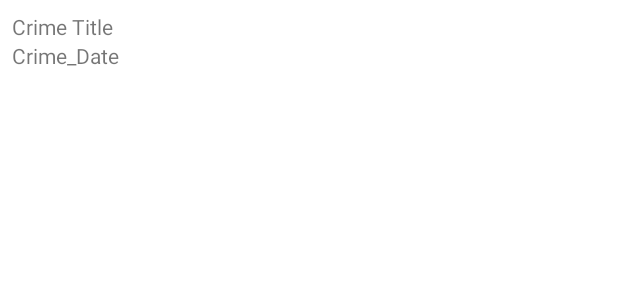
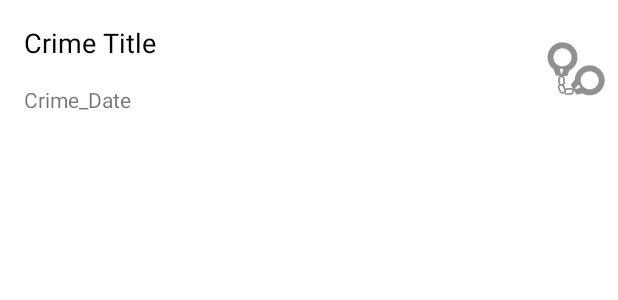
Before and after one commit to Leningkoei/Android, an Android app: the layout list_item_crime.xml on its own in the app's theme, with its tools: preview values and no code run, on a phone screen of 412 x 824 dp. Shown: the top 300 px of the screen. Run offline under Robolectric (Android 15) with nearby library versions, the phone set to English and light mode, and no system bars.

Commit message:
2021/11/12

```diff
--- a/CriminalIntent/app/build.gradle
+++ b/CriminalIntent/app/build.gradle
@@ -33,6 +33,7 @@ dependencies {
     implementation 'com.google.android.material:material:1.4.0'
     implementation 'androidx.constraintlayout:constraintlayout:2.1.1'
     implementation 'androidx.legacy:legacy-support-v4:1.0.0'
+    implementation 'androidx.room:room-runtime:2.3.0'
     testImplementation 'junit:junit:4.+'
     androidTestImplementation 'androidx.test.ext:junit:1.1.3'
     androidTestImplementation 'androidx.test.espresso:espresso-core:3.4.0'
--- a/CriminalIntent/app/src/main/res/layout/list_item_crime.xml
+++ b/CriminalIntent/app/src/main/res/layout/list_item_crime.xml
@@ -1,21 +1,51 @@
 <?xml version="1.0" encoding="utf-8"?>
-<LinearLayout
-    xmlns:android = "http://schemas.android.com/apk/res/android"
-    android:orientation = "vertical"
-    android:layout_height = "wrap_content"
-    android:layout_width = "match_parent"
-    android:padding = "8dp"
->
+<androidx.constraintlayout.widget.ConstraintLayout xmlns:android="http://schemas.android.com/apk/res/android"
+    xmlns:app="http://schemas.android.com/apk/res-auto"
+    xmlns:tools="http://schemas.android.com/tools"
+    android:id="@+id/linearLayout"
+    android:layout_width="match_parent"
+    android:layout_height="wrap_content">
+
     <TextView
-        android:id = "@+id/crime_title"
-        android:layout_height = "wrap_content"
-        android:layout_width = "match_parent"
-        android:text = "Crime Title"
-    />
+        android:id="@+id/crime_title"
+        android:layout_width="0dp"
+        android:layout_height="wrap_content"
+        android:layout_marginStart="16dp"
+        android:layout_marginTop="16dp"
+        android:layout_marginEnd="8dp"
+        android:layout_marginBottom="8dp"
+        android:text="Crime Title"
+        android:textColor="@android:color/black"
+        android:textSize="18sp"
+        app:layout_constraintBottom_toTopOf="@+id/crime_date"
+        app:layout_constraintEnd_toStartOf="@+id/crime_solved"
+        app:layout_constraintStart_toStartOf="parent"
+        app:layout_constraintTop_toTopOf="parent"
+        app:layout_constraintVertical_chainStyle="packed" />
+
     <TextView
-        android:id = "@+id/crime_date"
-        android:layout_height = "wrap_content"
-        android:layout_width = "match_parent"
-        android:text = "Crime_Date"
-    />
-</LinearLayout>
+        android:id="@+id/crime_date"
+        android:layout_width="0dp"
+        android:layout_height="wrap_content"
+        android:layout_marginStart="16dp"
+        android:layout_marginTop="8dp"
+        android:layout_marginEnd="8dp"
+        android:layout_marginBottom="16dp"
+        android:text="Crime_Date"
+        app:layout_constraintBottom_toBottomOf="parent"
+        app:layout_constraintEnd_toStartOf="@+id/crime_solved"
+        app:layout_constraintStart_toStartOf="parent"
+        app:layout_constraintTop_toBottomOf="@+id/crime_title" />
+
+    <ImageView
+        android:id="@+id/crime_solved"
+        android:layout_width="wrap_content"
+        android:layout_height="wrap_content"
+        android:layout_marginTop="8dp"
+        android:layout_marginEnd="8dp"
+        android:layout_marginBottom="8dp"
+        app:layout_constraintBottom_toBottomOf="parent"
+        app:layout_constraintEnd_toEndOf="parent"
+        app:layout_constraintTop_toTopOf="parent"
+        app:srcCompat="@drawable/ic_solved" />
+</androidx.constraintlayout.widget.ConstraintLayout>
```
Also changed, not shown: CriminalIntent/app/src/main/java/com/bignerdranch/android/criminalintent/Crime.java (+7 -0 lines), CriminalIntent/app/src/main/java/com/bignerdranch/android/criminalintent/CrimeListFragment.java (+23 -2 lines), CriminalIntent/app/src/main/java/com/bignerdranch/android/criminalintent/database/CrimeDataBase.java (added, +13 -0 lines), CriminalIntent/app/src/main/java/com/bignerdranch/android/criminalintent/database/CrimeTypeConverters.java (added, +28 -0 lines), CriminalIntent/app/src/main/res/drawable-hdpi/ic_solved.png (added), CriminalIntent/app/src/main/res/drawable-mdpi/ic_solved.png (added), CriminalIntent/app/src/main/res/drawable-xhdpi/ic_solved.png (added), CriminalIntent/app/src/main/res/drawable-xxhdpi/ic_solved.png (added), CriminalIntent/app/src/main/res/drawable-xxxhdpi/ic_solved.png (added).
